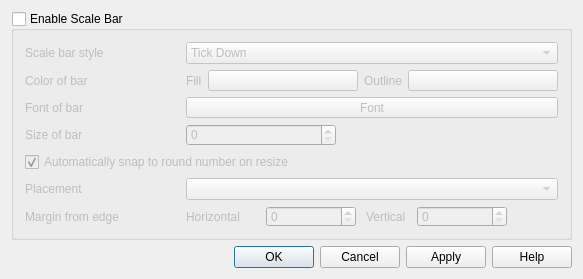
qgis/QGIS, file src/ui/qgsdecorationscalebardialog.ui: the form before one commit.
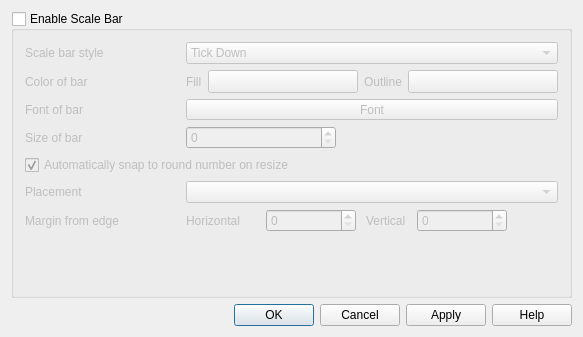
The form after the commit. Icons and pictures are not drawn. Custom widgets are drawn as their Qt base class.

Commit message: Improve a few decoration dialog .ui files

```diff
--- a/src/ui/qgsdecorationscalebardialog.ui
+++ b/src/ui/qgsdecorationscalebardialog.ui
@@ -7,7 +7,7 @@
     <x>0</x>
     <y>0</y>
     <width>565</width>
-    <height>279</height>
+    <height>337</height>
    </rect>
   </property>
   <property name="windowTitle">
@@ -18,7 +18,7 @@
     <normaloff>../../../../../.designer/backup</normaloff>../../../../../.designer/backup</iconset>
   </property>
   <layout class="QGridLayout" name="gridLayout">
-   <item row="9" column="0" colspan="3">
+   <item row="1" column="0">
     <widget class="QDialogButtonBox" name="buttonBox">
      <property name="orientation">
       <enum>Qt::Horizontal</enum>
@@ -28,7 +28,7 @@
      </property>
     </widget>
    </item>
-   <item row="2" column="0" colspan="3">
+   <item row="0" column="0">
     <widget class="QGroupBox" name="grpEnable">
      <property name="sizePolicy">
       <sizepolicy hsizetype="Preferred" vsizetype="Minimum">
@@ -420,6 +420,19 @@
         </property>
        </widget>
       </item>
+      <item row="9" colspan="2">
+       <spacer name="verticalSpacer">
+        <property name="orientation">
+         <enum>Qt::Vertical</enum>
+        </property>
+        <property name="sizeHint" stdset="0">
+         <size>
+          <width>20</width>
+          <height>40</height>
+         </size>
+        </property>
+       </spacer>       
+      </item>
      </layout>
     </widget>
    </item>
```
The commit also changes 1 other file.
